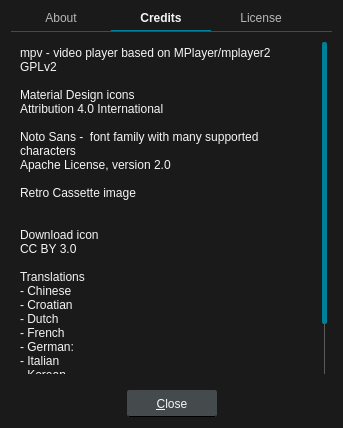
The window that src/ui/aboutdialog.ui (gitter-badger/mochi-player) describes before a commit, drawn with Qt 5.
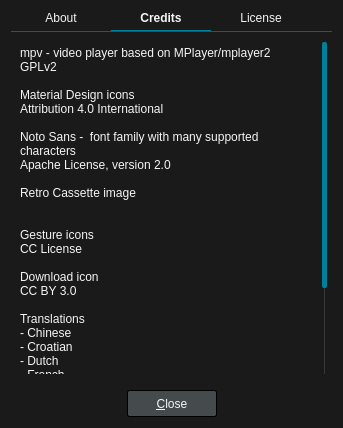
The same window after the commit. The open tabs and pages were chosen to show the change. Icons and pictures are not drawn.

The edit to the form file:
```diff
--- a/src/ui/aboutdialog.ui
+++ b/src/ui/aboutdialog.ui
@@ -28,8 +28,7 @@
 
 QPushButton {
 	background: #454A4D;
-	border: 1px solid #454A4D;
-	border-bottom: 1px solid black;
+	border: 1px solid #000;
 	border-radius: 2px;
 	color: whitesmoke;
 	min-width: 76px;
@@ -46,7 +45,7 @@
 QPushButton:disabled {
 	background: transparent;
 	border: 1px solid #454A4D;
-	color: #B8B8B8;
+	color: #6F6F6F;
 }
 
 /* QScrollBar */
@@ -66,7 +65,7 @@
 }
 QScrollBar::add-page:vertical,
 QScrollBar::sub-page:vertical  {
-	background: #5A5A5A;
+	background: #383838;
 	margin: 0 2px;
 }
 QScrollBar::up-arrow:vertical,
@@ -75,8 +74,8 @@
 }
 
 QScrollBar:horizontal {
-	padding-top: 1px;
 	height: 6px;
+	padding-top: 1px;
 }
 QScrollBar::handle:horizontal {
 	background: #008098;
@@ -89,7 +88,7 @@
 }
 QScrollBar::add-page:horizontal,
 QScrollBar::sub-page:horizontal {
-	background: #5A5A5A;
+	background: #383838;
 	margin: 2px 0;
 }
 QScrollBar::left-arrow:horizontal,
@@ -120,7 +119,6 @@
 	font-weight: bold;
 }
 QTabBar::tab:!selected {
-	color: #B8B8B8;
 	font-weight: normal;
 	margin-bottom: 1px;
 }</string>
@@ -243,15 +241,19 @@
 Retro Cassette image
 &lt;Lukas Troup&gt;
 
+Gesture icons
+CC License &lt;Jeff Portaro&gt;
+
 Download icon
 CC BY 3.0 &lt;Sasha Mescheryakov&gt;
 
 Translations
 - Chinese &lt;amazingfate, Antares95&gt;
 - Croatian &lt;gogo&gt;
-- Dutch &lt;robin007bond&gt;
+- Dutch &lt;robin007bond, wb9688&gt;
 - French &lt;chapouvalpin&gt;
-- German: &lt;yiip87&gt;
+- Georgian &lt;arabuli&gt;
+- German &lt;yiip87&gt;
 - Italian &lt;Aloysius&gt;
 - Korean &lt;godly-devotion&gt;
 - Portuguese &lt;u8sand&gt;
```
Left out of the diff: 2 changed lines with no effect on the pictures.
